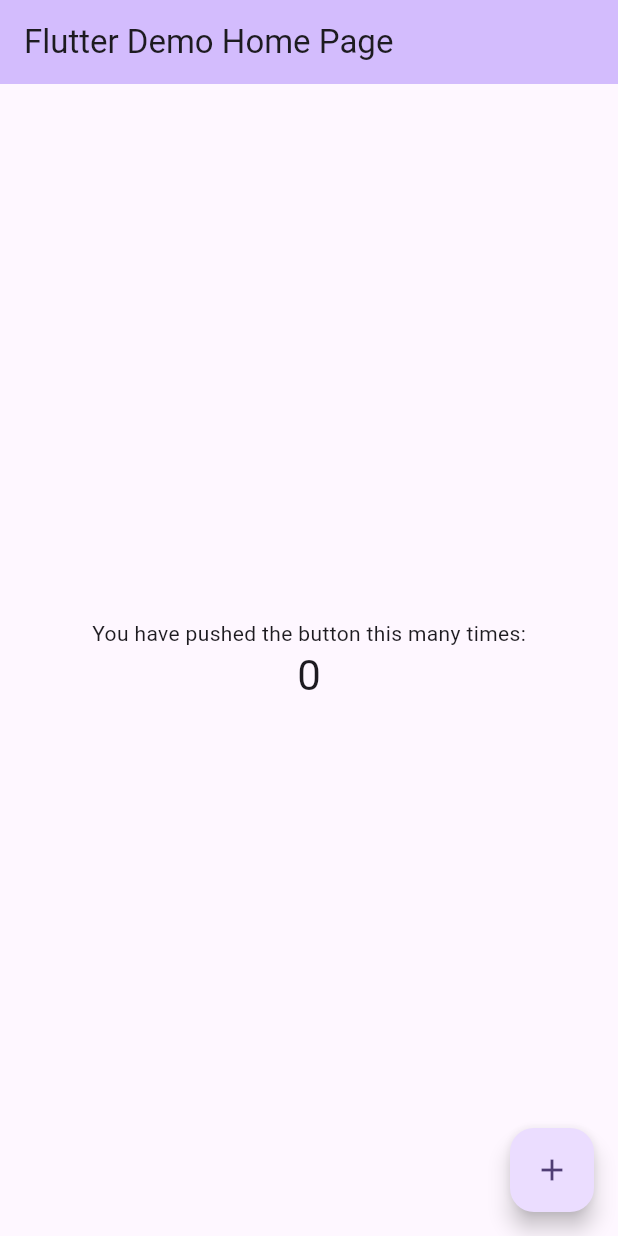
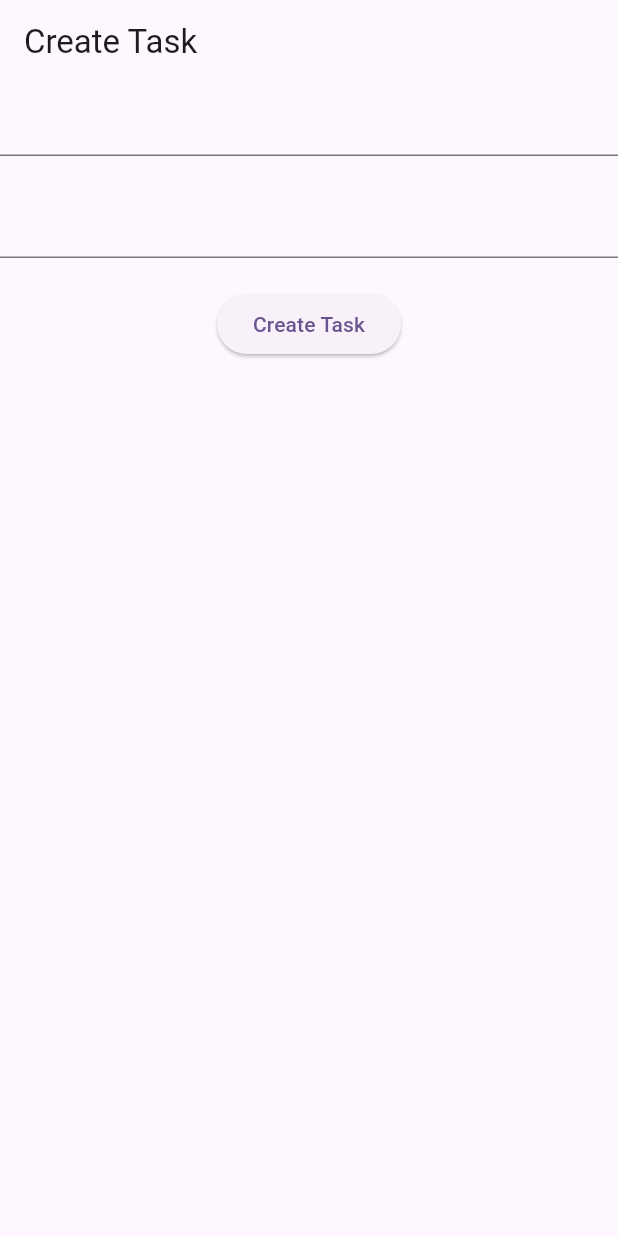
Before and after one commit to MuhammadAliKust/Flutter-B15-Firebase, a Flutter app: the screen it shows after launch, on a phone screen of 412 x 824 dp. Run offline on Flutter 3.47's test engine with Material 3 defaults, Android fonts, the phone set to English and light mode, and no system bars; our stand-ins replace cloud_firestore, firebase_core; accounts and stored records are empty.

Commit message:
Create Task Done

```diff
--- a/lib/main.dart
+++ b/lib/main.dart
@@ -1,7 +1,11 @@
+import 'package:firebase_core/firebase_core.dart';
 import 'package:flutter/material.dart';
+import 'package:flutter_b15_firebase/views/create_task.dart';
 
-void main() {
-  runApp(const MyApp());
+void main() async {
+  WidgetsFlutterBinding.ensureInitialized();
+  await Firebase.initializeApp();
+  runApp(MyApp());
 }
 
 class MyApp extends StatelessWidget {
@@ -31,7 +35,7 @@ class MyApp extends StatelessWidget {
         colorScheme: ColorScheme.fromSeed(seedColor: Colors.deepPurple),
         useMaterial3: true,
       ),
-      home: const MyHomePage(title: 'Flutter Demo Home Page'),
+      home: CreateTaskView(),
     );
   }
 }
--- /dev/null
+++ b/lib/views/create_task.dart
@@ -0,0 +1,81 @@
+import 'package:flutter/material.dart';
+import 'package:flutter_b15_firebase/%20models/task.dart';
+import 'package:flutter_b15_firebase/services/task.dart';
+
+class CreateTaskView extends StatefulWidget {
+  CreateTaskView({super.key});
+
+  @override
+  State<CreateTaskView> createState() => _CreateTaskViewState();
+}
+
+class _CreateTaskViewState extends State<CreateTaskView> {
+  TextEditingController titleController = TextEditingController();
+  TextEditingController descriptionController = TextEditingController();
+  bool isLoading = false;
+
+  @override
+  Widget build(BuildContext context) {
+    return Scaffold(
+      appBar: AppBar(
+        title: Text("Create Task"),
+      ),
+      body: Column(
+        children: [
+          TextField(
+            controller: titleController,
+          ),
+          SizedBox(
+            height: 20,
+          ),
+          TextField(
+            controller: descriptionController,
+          ),
+          SizedBox(
+            height: 20,
+          ),
+          isLoading
+              ? Center(
+                  child: CircularProgressIndicator(),
+                )
+              : ElevatedButton(
+                  onPressed: () async {
+                    try {
+                      isLoading = true;
+                      setState(() {});
+                      await TaskServices()
+                          .createTask(TaskModel(
+                              title: titleController.text,
+                              description: descriptionController.text,
+                              isCompleted: false,
+                              createdAt: DateTime.now().millisecondsSinceEpoch))
+                          .then((val) {
+                        isLoading = false;
+                        setState(() {});
+                        showDialog(
+                            context: context,
+                            builder: (context) {
+                              return AlertDialog(
+                                title: Text("Message"),
+                                content:
+                                    Text("Task has been created successfully"),
+                                actions: [
+                                  TextButton(
+                                      onPressed: () {}, child: Text("Okay"))
+                                ],
+                              );
+                            });
+                      });
+                    } catch (error) {
+                      isLoading = false;
+                      setState(() {});
+                      ScaffoldMessenger.of(context).showSnackBar(
+                          SnackBar(content: Text(error.toString())));
+                    }
+                  },
+                  child: Text("Create Task"))
+        ],
+      ),
+    );
+  }
+}
--- a/pubspec.yaml
+++ b/pubspec.yaml
@@ -36,6 +36,7 @@ dependencies:
   # Use with the CupertinoIcons class for iOS style icons.
   cupertino_icons: ^1.0.8
   cloud_firestore: ^5.6.6
+  firebase_core: ^3.13.0
 
 dev_dependencies:
   flutter_test:
```
Also changed, not shown: pubspec.lock, 3 other files.
